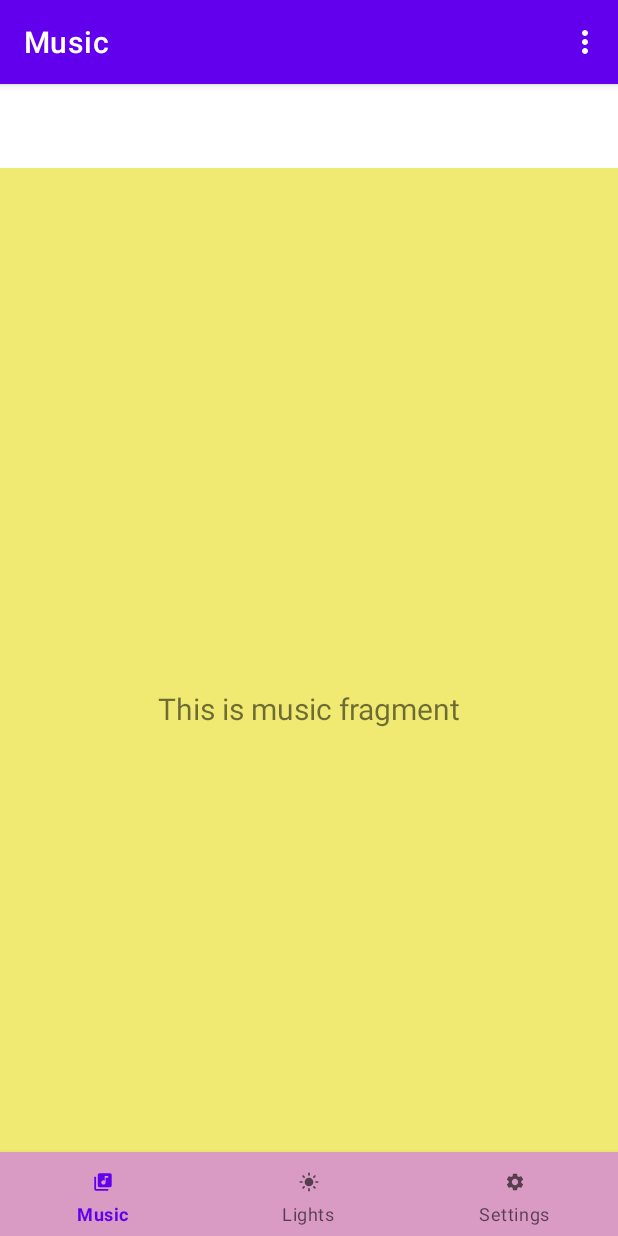
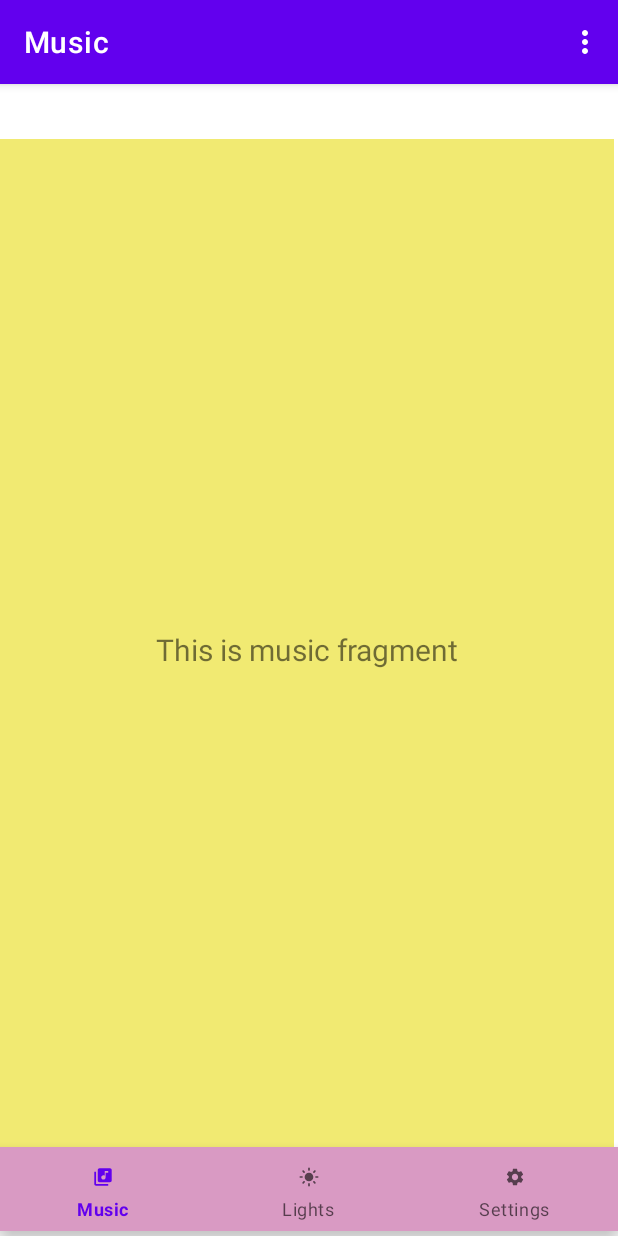
Before and after one commit to bhargavpatel2001/SMARTBEATS, an Android app: the screen it shows after launch (MainActivity), on a phone screen of 412 x 824 dp. Run offline under Robolectric (Android 15) with nearby library versions, the phone set to English and light mode, and no system bars; our stand-ins replace navigation-ui.

Commit message:
Fixed the bug which wasn't giving the clear view of colour fragment. so removed the paddingTop from activity_main.xml

```diff
--- a/SHALOMINC/src/main/res/layout/activity_main.xml
+++ b/SHALOMINC/src/main/res/layout/activity_main.xml
@@ -1,33 +1,36 @@
 <?xml version="1.0" encoding="utf-8"?>
 <androidx.constraintlayout.widget.ConstraintLayout xmlns:android="http://schemas.android.com/apk/res/android"
     xmlns:app="http://schemas.android.com/apk/res-auto"
+    xmlns:tools="http://schemas.android.com/tools"
     android:id="@+id/container"
     android:layout_width="match_parent"
-    android:layout_height="match_parent"
-    android:paddingTop="?attr/actionBarSize">
+    android:layout_height="match_parent">
 
     <com.google.android.material.bottomnavigation.BottomNavigationView
         android:id="@+id/nav_view"
         android:layout_width="0dp"
         android:layout_height="wrap_content"
-        android:layout_marginStart="0dp"
-        android:layout_marginEnd="0dp"
         android:background="@color/light_orchid"
         app:layout_constraintBottom_toBottomOf="parent"
+        app:layout_constraintHorizontal_bias="1.0"
         app:layout_constraintLeft_toLeftOf="parent"
         app:layout_constraintRight_toRightOf="parent"
+        app:layout_constraintTop_toTopOf="parent"
+        app:layout_constraintVertical_bias="0.995"
         app:menu="@menu/bottom_nav_menu" />
 
     <fragment
         android:id="@+id/nav_host_fragment"
         android:name="androidx.navigation.fragment.NavHostFragment"
-        android:layout_width="match_parent"
-        android:layout_height="match_parent"
+        android:layout_width="409dp"
+        android:layout_height="672dp"
         app:defaultNavHost="true"
-        app:layout_constraintBottom_toTopOf="@id/nav_view"
+        app:layout_constraintBottom_toTopOf="@+id/nav_view"
+        app:layout_constraintHorizontal_bias="0.0"
         app:layout_constraintLeft_toLeftOf="parent"
         app:layout_constraintRight_toRightOf="parent"
         app:layout_constraintTop_toTopOf="parent"
+        app:layout_constraintVertical_bias="1.0"
         app:navGraph="@navigation/mobile_navigation" />
 
 </androidx.constraintlayout.widget.ConstraintLayout>
```
